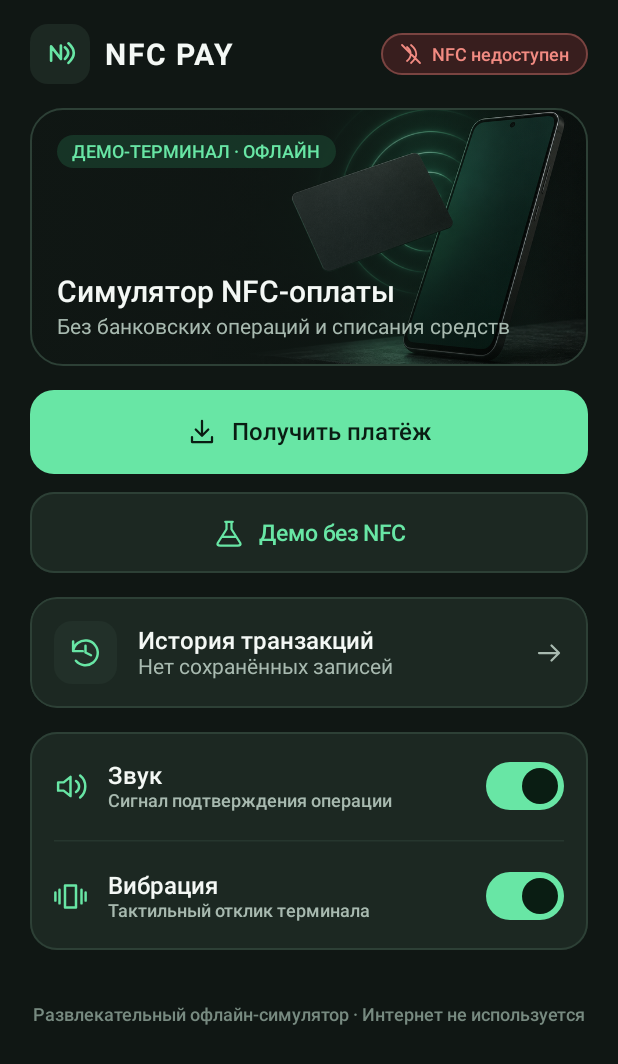
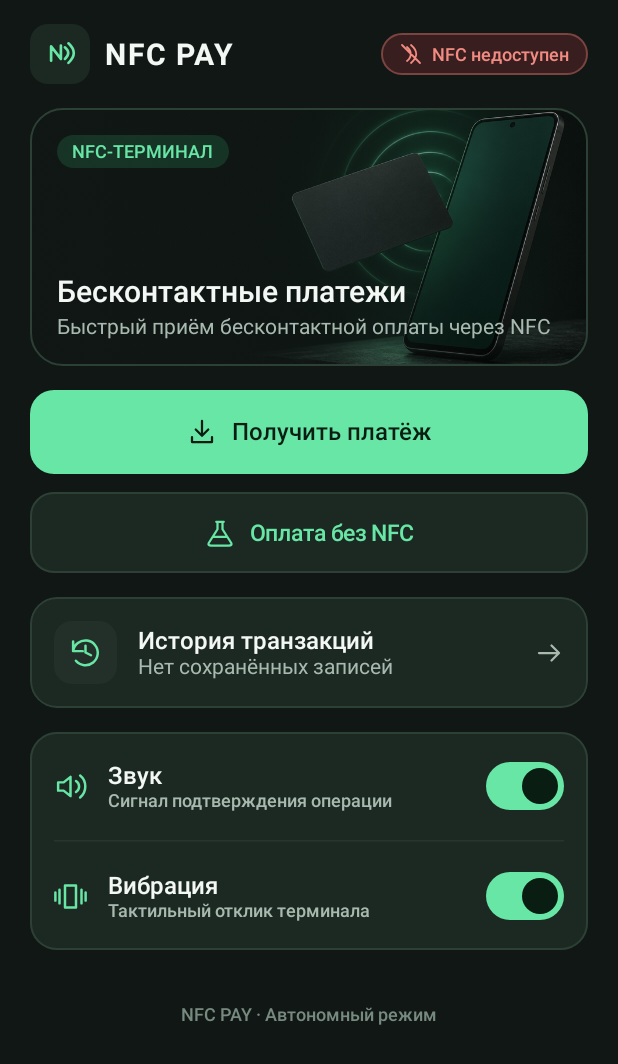
Before and after one commit to puskinalex778-prog/CCRDER, an Android app built with Jetpack Compose: the screen it shows after launch (MainActivity), on a phone screen of 412 x 824 dp. Shown: the top 1064 px of the screen. Run offline under Robolectric (Android 15) with nearby library versions, the phone set to English and light mode, and no system bars.

Commit message:
v1.1: Remove simulator/demo labels from UI screens

```diff
--- a/app/build.gradle.kts
+++ b/app/build.gradle.kts
@@ -12,8 +12,8 @@ android {
         applicationId = "com.nfcpay.simulator"
         minSdk = 28
         targetSdk = 35
-        versionCode = 1
-        versionName = "1.0.0"
+        versionCode = 2
+        versionName = "1.1"
 
         testInstrumentationRunner = "androidx.test.runner.AndroidJUnitRunner"
     }
--- a/app/src/main/java/com/nfcpay/simulator/ui/screens/AmountEntryScreen.kt
+++ b/app/src/main/java/com/nfcpay/simulator/ui/screens/AmountEntryScreen.kt
@@ -65,7 +65,7 @@ fun AmountEntryScreen(
     }
 
     val hintText = when {
-        input.isValid -> "Сумма готова к демонстрации"
+        input.isValid -> "Сумма готова к оплате"
         input.rawInput.isEmpty() -> "Введите сумму больше 0 ₽"
         input.validationError == AmountValidationError.ZERO_OR_NEGATIVE ->
             "Сумма должна быть больше нуля"
@@ -78,7 +78,7 @@ fun AmountEntryScreen(
             .verticalScroll(rememberScrollState())
     ) {
         TerminalTopBar(
-            title = if (isNoCardDemo) "Демо без NFC" else "Сумма платежа",
+            title = if (isNoCardDemo) "Оплата без NFC" else "Сумма платежа",
             onBackClick = onBackClick,
             trailingAction = {
                 if (input.rawInput.isNotEmpty()) {
--- a/app/src/main/java/com/nfcpay/simulator/ui/screens/ConsentScreen.kt
+++ b/app/src/main/java/com/nfcpay/simulator/ui/screens/ConsentScreen.kt
@@ -93,10 +93,8 @@ fun ConsentScreen(
                     verticalArrangement = Arrangement.spacedBy(12.dp)
                 ) {
                     Text(
-                        text = "Демонстрация NFC PAY не выполняет переводов.\n" +
-                            "Для демонстрации могут быть прочитаны доступные через NFC данные вашей карты. " +
-                            "На экране будут показаны только последние четыре цифры номера, если они доступны. " +
-                            "Данные подробные можно посмотреть в истории.",
+                        text = "Для проведения бесконтактной операции могут быть прочитаны доступные через NFC данные вашей карты. " +
+                            "На экране будут показаны только последние четыре цифры номера, если они доступны.",
                         style = MaterialTheme.typography.bodyLarge,
                         color = TextPrimary
                     )
--- a/app/src/main/java/com/nfcpay/simulator/ui/screens/HistoryScreen.kt
+++ b/app/src/main/java/com/nfcpay/simulator/ui/screens/HistoryScreen.kt
@@ -102,7 +102,7 @@ fun HistoryScreen(
                 )
                 Spacer(modifier = Modifier.height(6.dp))
                 Text(
-                    text = "Здесь будут отображаться локальные записи завершённых демонстраций без сохранения платёжных реквизитов.",
+                    text = "Здесь будут отображаться завершённые операции.",
                     style = MaterialTheme.typography.bodyMedium,
                     color = TextSecondary,
                     textAlign = TextAlign.Center
@@ -129,7 +129,7 @@ fun HistoryScreen(
             textContentColor = TextSecondary,
             title = { Text("Очистить историю?") },
             text = {
-                Text("Все локальные записи демонстраций будут удалены с устройства.")
+                Text("Все записи истории будут удалены с устройства.")
             },
             confirmButton = {
                 TextButton(
--- a/app/src/main/java/com/nfcpay/simulator/ui/screens/HomeScreen.kt
+++ b/app/src/main/java/com/nfcpay/simulator/ui/screens/HomeScreen.kt
@@ -125,7 +125,7 @@ fun HomeScreen(
                         shape = CircleShape
                     ) {
                         Text(
-                            text = "ДЕМО-ТЕРМИНАЛ · ОФЛАЙН",
+                            text = "NFC-ТЕРМИНАЛ",
                             style = MaterialTheme.typography.labelMedium.copy(
                                 fontWeight = FontWeight.SemiBold
                             ),
@@ -136,12 +136,12 @@ fun HomeScreen(
 
                     Column(verticalArrangement = Arrangement.spacedBy(4.dp)) {
                         Text(
-                            text = "Симулятор NFC-оплаты",
+                            text = "Бесконтактные платежи",
                             style = MaterialTheme.typography.titleLarge,
                             color = TextPrimary
                         )
                         Text(
-                            text = "Без банковских операций и списания средств",
+                            text = "Быстрый приём бесконтактной оплаты через NFC",
                             style = MaterialTheme.typography.bodyMedium,
                             color = TextSecondary
                         )
@@ -197,7 +197,7 @@ fun HomeScreen(
             )
 
             TerminalSecondaryButton(
-                text = "Демо без NFC",
+                text = "Оплата без NFC",
                 onClick = onDemoWithoutNfcClick,
                 iconRes = R.drawable.ic_demo,
                 accentColor = EmeraldAccent
@@ -292,7 +292,7 @@ fun HomeScreen(
         Spacer(modifier = Modifier.height(4.dp))
 
         Text(
-            text = "Развлекательный офлайн-симулятор · Интернет не используется",
+            text = "NFC PAY · Автономный режим",
             style = MaterialTheme.typography.labelMedium,
             color = TextMuted,
             modifier = Modifier.align(Alignment.CenterHorizontally)
--- a/app/src/main/java/com/nfcpay/simulator/ui/screens/NumberUnavailableScreen.kt
+++ b/app/src/main/java/com/nfcpay/simulator/ui/screens/NumberUnavailableScreen.kt
@@ -78,7 +78,7 @@ fun NumberUnavailableScreen(
 
             Text(
                 text = "Не все бесконтактные карты отдают последние цифры номера через открытые NFC-записи. " +
-                    "Вы можете продолжить демонстрацию без реквизитов карты.",
+                    "Вы можете продолжить операцию без отображения номера карты.",
                 style = MaterialTheme.typography.bodyMedium,
                 color = TextSecondary,
                 textAlign = TextAlign.Center
--- a/app/src/main/java/com/nfcpay/simulator/ui/screens/ProcessingScreen.kt
+++ b/app/src/main/java/com/nfcpay/simulator/ui/screens/ProcessingScreen.kt
@@ -143,7 +143,7 @@ fun ProcessingScreen(
         Spacer(modifier = Modifier.height(14.dp))
 
         Text(
-            text = "Офлайн-анимация терминала NFC PAY",
+            text = "Терминал NFC PAY",
             style = MaterialTheme.typography.labelMedium,
             color = TextSecondary,
             textAlign = TextAlign.Center
--- a/app/src/main/java/com/nfcpay/simulator/ui/screens/ResultScreen.kt
+++ b/app/src/main/java/com/nfcpay/simulator/ui/screens/ResultScreen.kt
@@ -159,7 +159,7 @@ fun ResultScreen(
                 HorizontalDivider(color = GraphiteOutline.copy(alpha = 0.6f))
 
                 Text(
-                    text = "Офлайн-демонстрация NFC PAY. Реальное списание средств не выполняется, банковский чек не формируется.",
+                    text = "Операция выполнена в терминале NFC PAY.",
                     style = MaterialTheme.typography.labelMedium,
                     color = TextMuted
                 )
--- a/app/src/main/java/com/nfcpay/simulator/ui/screens/WaitingForCardScreen.kt
+++ b/app/src/main/java/com/nfcpay/simulator/ui/screens/WaitingForCardScreen.kt
@@ -111,7 +111,7 @@ fun WaitingForCardScreen(
             // Amount display
             Column(horizontalAlignment = Alignment.CenterHorizontally) {
                 Text(
-                    text = "СУММА ДЕМОНСТРАЦИИ",
+                    text = "СУММА К ОПЛАТЕ",
                     style = MaterialTheme.typography.labelMedium,
                     color = TextSecondary
                 )
```
Also changed, not shown: app/src/main/java/com/nfcpay/simulator/ui/screens/ErrorScreen.kt (+5 -5 lines).
